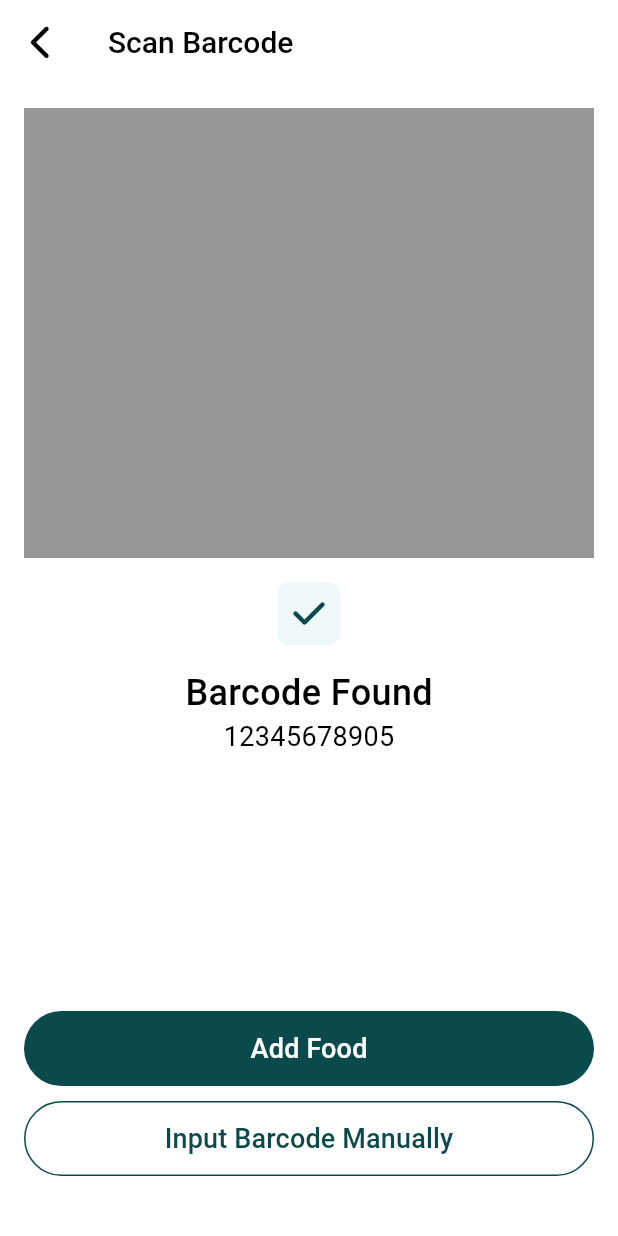
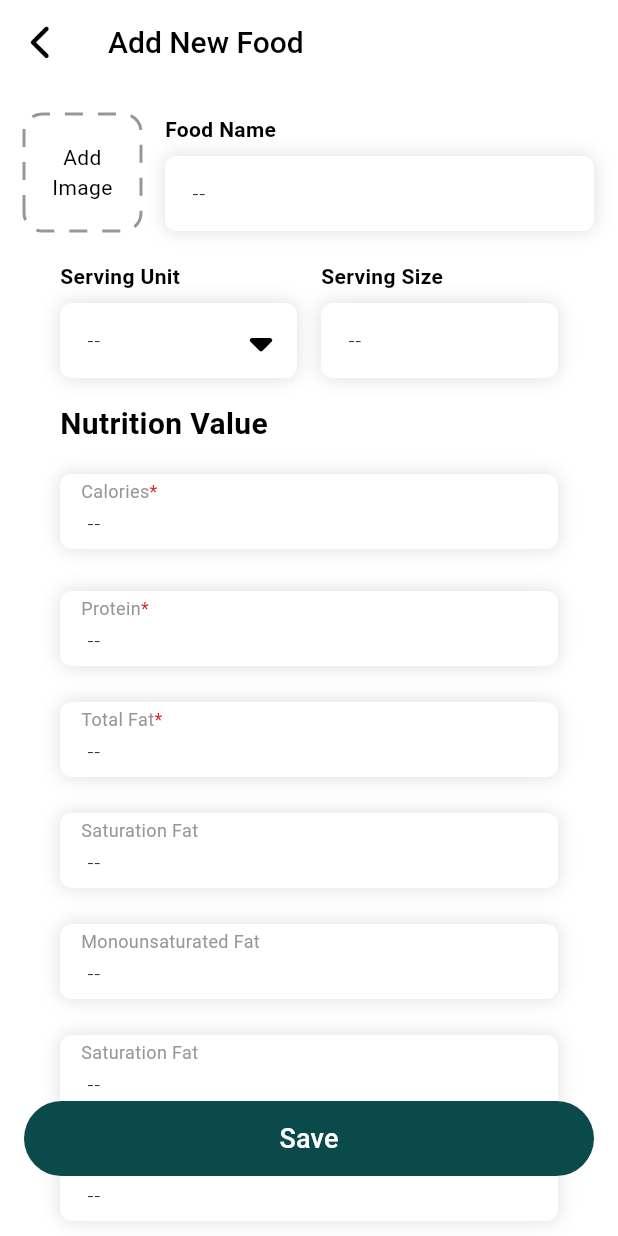
Before and after one commit to RancellTapia/Meals_App, a Flutter app: the ScanBarcodeScreen screen opened by its route, after a tap on "Add Food", on a phone screen of 412 x 824 dp. Run offline on Flutter 3.47's test engine with Material 3 defaults, Android fonts, the phone set to English and light mode, and no system bars; drawn by our look-alikes of dotted_border; our stand-ins replace font_awesome_flutter, go_router, syncfusion_flutter_charts.

Commit message:
[ADD] Adding 'Add New Food ' screen

```diff
--- a/lib/config/router/app_router.dart
+++ b/lib/config/router/app_router.dart
@@ -22,4 +22,8 @@ final appRouter = GoRouter(routes: [
     path: '/scan-barcode',
     builder: (context, state) => const ScanBarcodeScreen(),
   ),
+  GoRoute(
+    path: '/add-new-food',
+    builder: (context, state) => const AddNewFoodScreen(),
+  ),
 ]);
--- /dev/null
+++ b/lib/presentation/screens/add_new_food/add_new_food_screen.dart
@@ -0,0 +1,173 @@
+import 'package:flutter/material.dart';
+
+import 'package:font_awesome_flutter/font_awesome_flutter.dart';
+
+import 'package:meals/presentation/screens/add_new_food/widgets/add_image.dart';
+import 'package:meals/presentation/widgets/widgets.dart';
+
+class _AppColors {
+  static const Color white = Color(0xFFFFFFFF);
+  static const Color black = Color(0xFF000000);
+}
+
+class _AppTypography {
+  static const double heading2 = 20.0;
+
+  static const TextStyle h3 = TextStyle(
+    fontSize: heading2,
+    fontWeight: FontWeight.w600,
+    color: _AppColors.black,
+  );
+}
+
+class AddNewFoodScreen extends StatelessWidget {
+  const AddNewFoodScreen({super.key});
+
+  @override
+  Widget build(BuildContext context) {
+    return Scaffold(
+      appBar: AppBar(
+        backgroundColor: _AppColors.white,
+        title: Text(
+          'Add New Food',
+          style: _AppTypography.h3.copyWith(
+            color: _AppColors.black,
+            fontWeight: FontWeight.w500,
+          ),
+        ),
+        leading: IconButton(
+            icon: FaIcon(FontAwesomeIcons.chevronLeft,
+                size: 24, color: _AppColors.black),
+            onPressed: () => Navigator.pop(context)),
+      ),
+      body: _AddNewFoodView(),
+    );
+  }
+}
+
+class _AddNewFoodView extends StatelessWidget {
+  const _AddNewFoodView({
+    super.key,
+  });
+
+  @override
+  Widget build(BuildContext context) {
+    return Container(
+      color: _AppColors.white,
+      child: Stack(children: [
+        SingleChildScrollView(
+          child: Column(
+            children: [
+              const SizedBox(height: 20),
+              Padding(
+                padding: const EdgeInsets.symmetric(horizontal: 16),
+                child: Row(
+                  crossAxisAlignment: CrossAxisAlignment.start,
+                  children: [
+                    AddImage(onTap: () {}),
+                    const SizedBox(width: 16),
+                    Expanded(
+                      child: CustomTextField(title: "Food Name"),
+                    ),
+                  ],
+                ),
+              ),
+              const SizedBox(height: 20),
+              Padding(
+                padding: const EdgeInsets.symmetric(horizontal: 40),
+                child: Row(
+                  crossAxisAlignment: CrossAxisAlignment.start,
+                  children: [
+                    Expanded(
+                      child: CustomTextField(
+                        title: "Serving Unit",
+                        icon: FaIcon(FontAwesomeIcons.caretDown,
+                            size: 20, color: _AppColors.black),
+                      ),
+                    ),
+                    const SizedBox(width: 16),
+                    Expanded(
+                      child: CustomTextField(title: "Serving Size"),
+                    ),
+                  ],
+                ),
+              ),
+              const SizedBox(height: 20),
+              Padding(
+                padding: const EdgeInsets.symmetric(horizontal: 40),
+                child: Column(
+                  crossAxisAlignment: CrossAxisAlignment.start,
+                  children: [
+                    Text(
+                      'Nutrition Value',
+                      style: _AppTypography.h3.copyWith(
+                          color: _AppColors.black,
+                          fontWeight: FontWeight.w600,
+                          height: 1),
+                    ),
+                    const SizedBox(height: 16),
+                    CustomTextField(
+                      title: "Calories",
+                      isRequired: true,
+                      showTitleAsLabel: true,
+                    ),
+                    const SizedBox(height: 20),
+                    CustomTextField(
+                      title: "Protein",
+                      isRequired: true,
+                      showTitleAsLabel: true,
+                    ),
+                    const SizedBox(height: 16),
+                    CustomTextField(
+                      title: "Total Fat",
+                      isRequired: true,
+                      showTitleAsLabel: true,
+                    ),
+                    const SizedBox(height: 16),
+                    CustomTextField(
+                      title: "Saturation Fat",
+                      showTitleAsLabel: true,
+                    ),
+                    const SizedBox(height: 16),
+                    CustomTextField(
+                      title: "Monounsaturated Fat",
+                      showTitleAsLabel: true,
+                    ),
+                    const SizedBox(height: 16),
+                    CustomTextField(
+                      title: "Saturation Fat",
+                      showTitleAsLabel: true,
+                    ),
+                    const SizedBox(height: 16),
+                    CustomTextField(
+                      title: "Saturation Fat",
+                      showTitleAsLabel: true,
+                    ),
+                    const SizedBox(height: 120),
+                  ],
+                ),
+              )
+            ],
+          ),
+        ),
+        Positioned(
+          bottom: 40,
+          left: 0,
+          right: 0,
+          child: SizedBox(
+            width: MediaQuery.of(context).size.width,
+            child: Padding(
+                padding: const EdgeInsets.symmetric(horizontal: 16),
+                child: Column(
+                  mainAxisAlignment: MainAxisAlignment.center,
+                  children: [
+                    ActiveButton(
+                        text: "Save", onPressed: () => Navigator.pop(context)),
+                  ],
+                )),
+          ),
+        ),
+      ]),
+    );
+  }
+}
--- /dev/null
+++ b/lib/presentation/screens/add_new_food/widgets/add_image.dart
@@ -0,0 +1,53 @@
+import 'package:dotted_border/dotted_border.dart';
+import 'package:flutter/material.dart';
+
+class _AppColors {
+  static const Color black = Color(0xFF000000);
+  static const Color grey = Color(0xFF979797);
+}
+
+class _AppTypography {
+  static const double caption = 14.0;
+
+  static const TextStyle captionStyle = TextStyle(
+    fontSize: caption,
+    fontWeight: FontWeight.w300,
+    color: _AppColors.grey,
+  );
+}
+
+class AddImage extends StatelessWidget {
+  final VoidCallback onTap;
+
+  const AddImage({super.key, required this.onTap});
+
+  @override
+  Widget build(BuildContext context) {
+    return GestureDetector(
+        onTap: onTap,
+        child: DottedBorder(
+          borderType: BorderType.RRect,
+          dashPattern: [12, 10],
+          strokeWidth: 2,
+          color: _AppColors.grey,
+          radius: Radius.circular(12),
+          child: ClipRRect(
+            borderRadius: BorderRadius.all(Radius.circular(12)),
+            child: SizedBox(
+              width: 74,
+              height: 74,
+              child: Center(
+                child: Text(
+                  "Add\nImage",
+                  textAlign: TextAlign.center,
+                  style: _AppTypography.captionStyle.copyWith(
+                    color: _AppColors.black,
+                    fontWeight: FontWeight.w400,
+                  ),
+                ),
+              ),
+            ),
+          ),
+        ));
+  }
+}
--- /dev/null
+++ b/lib/presentation/screens/add_new_food/widgets/widgets.dart
@@ -0,0 +1 @@
+export 'package:meals/presentation/screens/add_new_food/widgets/add_image.dart';
--- a/lib/presentation/screens/scan_barcode/scan_barcode_screen.dart
+++ b/lib/presentation/screens/scan_barcode/scan_barcode_screen.dart
@@ -125,7 +125,11 @@ class _ScanBarcodeView extends StatelessWidget {
                 child: Column(
                   mainAxisAlignment: MainAxisAlignment.center,
                   children: [
-                    ActiveButton(text: "Add Food", onPressed: () {}),
+                    ActiveButton(
+                        text: "Add Food",
+                        onPressed: () {
+                          context.push('/add-new-food');
+                        }),
                     const SizedBox(height: 10),
                     OutlineButton(
                         text: "Input Barcode Manually", onPressed: () {}),
--- a/lib/presentation/screens/screens.dart
+++ b/lib/presentation/screens/screens.dart
@@ -1,4 +1,5 @@
 export 'package:meals/presentation/screens/add_food/add_food_screen.dart';
+export 'package:meals/presentation/screens/add_new_food/add_new_food_screen.dart';
 export 'package:meals/presentation/screens/food_detail/food_detail_screen.dart';
 export 'package:meals/presentation/screens/log_meal/log_meal_screen.dart';
 export 'package:meals/presentation/screens/scan_barcode/scan_barcode_screen.dart';
--- /dev/null
+++ b/lib/presentation/widgets/custom_text_field.dart
@@ -0,0 +1,138 @@
+import 'package:flutter/material.dart';
+import 'package:font_awesome_flutter/font_awesome_flutter.dart';
+
+class _AppColors {
+  static const Color white = Color(0xFFFFFFFF);
+  static const Color black = Color(0xFF000000);
+  static const Color grey = Color(0xFF979797);
+  static const Color error = Color(0xFFE22424);
+}
+
+class _AppTypography {
+  static const double caption = 14.0;
+  static const double subTitle = 12.0;
+
+  static const TextStyle captionStyle = TextStyle(
+    fontSize: caption,
+    fontWeight: FontWeight.w300,
+    color: _AppColors.grey,
+  );
+
+  static const TextStyle subTitleStyle = TextStyle(
+    fontSize: subTitle,
+    fontWeight: FontWeight.w300,
+    color: _AppColors.grey,
+  );
+}
+
+class CustomTextField extends StatelessWidget {
+  final String title;
+  final String? value;
+  final FaIcon? icon;
+  final double? iconSize;
+  final bool showTitleAsLabel;
+  final bool isRequired;
+
+  const CustomTextField(
+      {super.key,
+      required this.title,
+      this.value,
+      this.icon,
+      this.iconSize,
+      this.showTitleAsLabel = false,
+      this.isRequired = false});
+
+  @override
+  Widget build(BuildContext context) {
+    return Column(
+      mainAxisAlignment: MainAxisAlignment.start,
+      crossAxisAlignment: CrossAxisAlignment.start,
+      children: [
+        if (!showTitleAsLabel) ...[
+          Text(
+            title,
+            style: _AppTypography.captionStyle.copyWith(
+              color: _AppColors.black,
+              fontWeight: FontWeight.w600,
+            ),
+          )
+        ],
+        Container(
+          height: 50,
+          margin: const EdgeInsets.only(top: 8),
+          decoration: BoxDecoration(
+            color: _AppColors.white,
+            borderRadius: BorderRadius.circular(8),
+            boxShadow: [
+              BoxShadow(
+                color: Colors.grey[300] ?? Colors.grey,
+                blurRadius: 10,
+                spreadRadius: 0.5,
+              ),
+            ],
+          ),
+          child: Column(
+            crossAxisAlignment: CrossAxisAlignment.start,
+            mainAxisAlignment: MainAxisAlignment.center,
+            children: [
+              if (showTitleAsLabel) ...[
+                Row(
+                  children: [
+                    const SizedBox(
+                      width: 14,
+                    ),
+                    Text(
+                      title,
+                      style: _AppTypography.subTitleStyle.copyWith(
+                          color: _AppColors.grey,
+                          fontWeight: FontWeight.w400,
+                          height: 1),
+                    ),
+                    if (isRequired) ...[
+                      Text(
+                        "*",
+                        style: _AppTypography.subTitleStyle.copyWith(
+                            color: _AppColors.error,
+                            fontWeight: FontWeight.w400,
+                            height: 1),
+                      ),
+                    ]
+                  ],
+                ),
+                const SizedBox(
+                  height: 4,
+                )
+              ],
+              SizedBox(
+                height: 22,
+                child: TextField(
+                  decoration: InputDecoration(
+                    contentPadding: const EdgeInsets.symmetric(horizontal: 14),
+                    filled: true,
+                    fillColor: _AppColors.white,
+                    border: OutlineInputBorder(
+                      borderRadius: BorderRadius.circular(8),
+                      borderSide: BorderSide.none,
+                    ),
+                    hintText: "--",
+                    hintStyle: _AppTypography.captionStyle.copyWith(
+                      color: _AppColors.black,
+                    ),
+                    suffixIcon: icon != null
+                        ? Icon(icon?.icon,
+                            color: _AppColors.black, size: iconSize)
+                        : null,
+                  ),
+                  style: _AppTypography.captionStyle.copyWith(
+                      color: _AppColors.black,
+                      fontWeight: FontWeight.w500,
+                      height: 1),
+                ),
+              ),
+            ],
+          ),
+        ),
+      ],
+    );
+  }
+}
--- a/lib/presentation/widgets/widgets.dart
+++ b/lib/presentation/widgets/widgets.dart
@@ -1,6 +1,7 @@
 export 'package:meals/presentation/widgets/active_button.dart';
 export 'package:meals/presentation/widgets/add_button.dart';
 export 'package:meals/presentation/widgets/calories_chart.dart';
+export 'package:meals/presentation/widgets/custom_text_field.dart';
 export 'package:meals/presentation/widgets/edit_button.dart';
 export 'package:meals/presentation/widgets/nutrient_chart.dart';
 export 'package:meals/presentation/widgets/outline_button.dart';
--- a/pubspec.yaml
+++ b/pubspec.yaml
@@ -7,6 +7,7 @@ environment:
   sdk: ^3.6.1
 
 dependencies:
+  dotted_border: ^2.1.0
   flutter:
     sdk: flutter
   font_awesome_flutter: ^10.8.0
```
Also changed, not shown: pubspec.lock.
